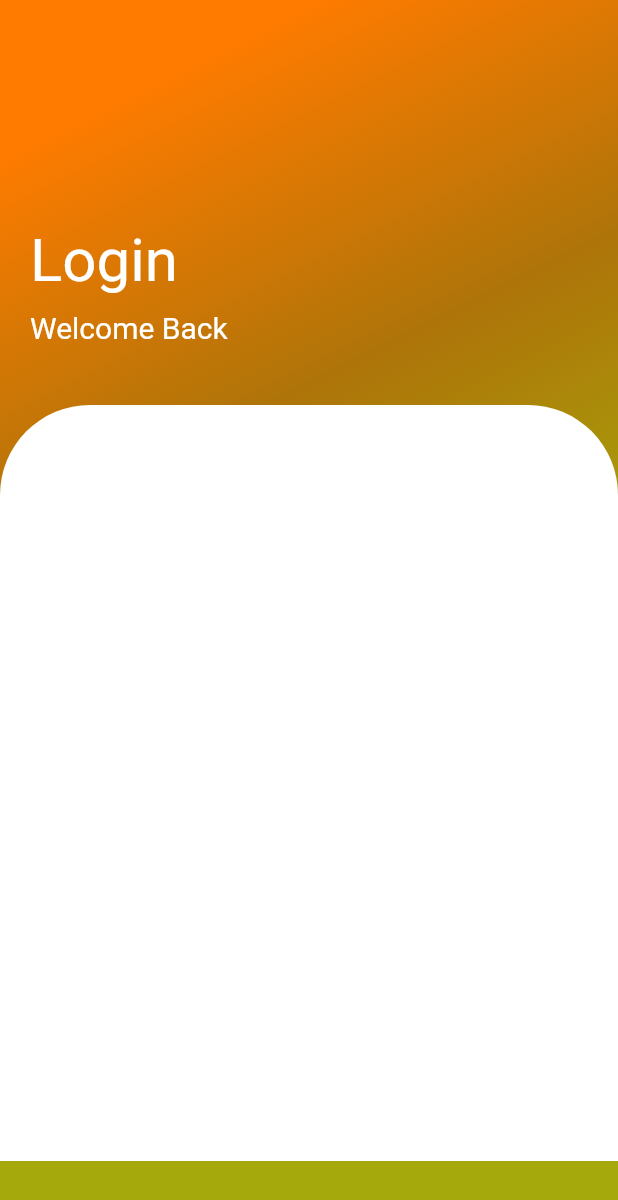
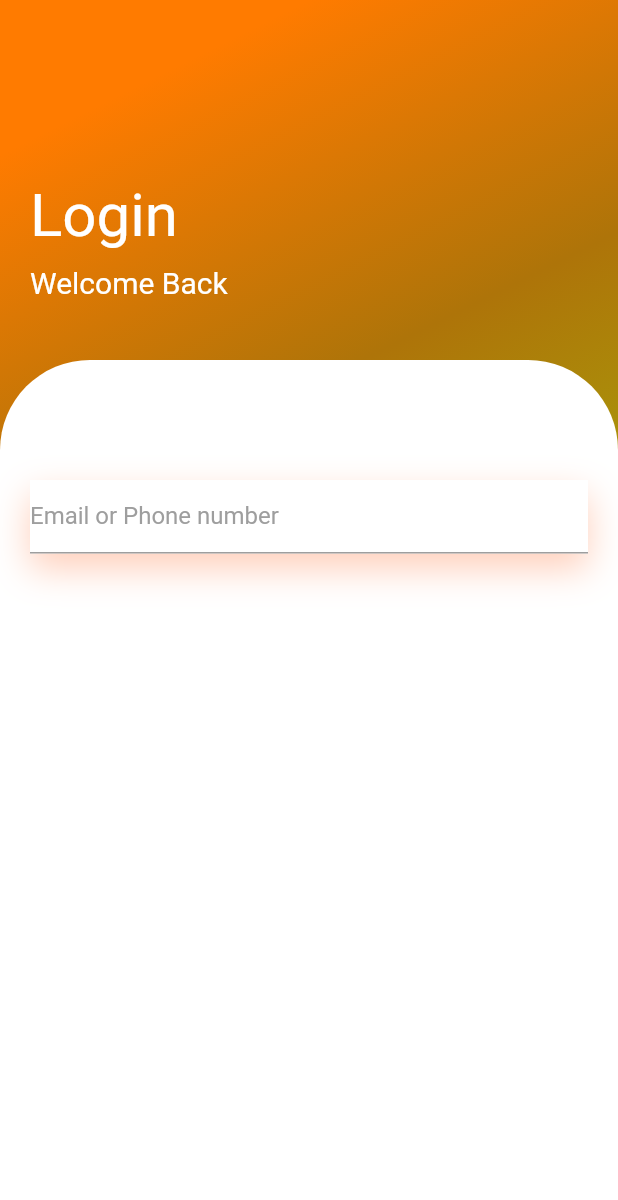
Before and after one commit to yokwejuste/FlutterProjects, a Flutter app: the screen it shows after launch, on a phone screen of 412 x 824 dp. Shown: the top 1200 px of the screen. Run offline on Flutter 3.47's test engine with Material 2 defaults, Android fonts, the phone set to English and light mode, and no system bars; our stand-ins replace google_fonts.

Commit message:
finished with the email field

```diff
--- a/testapp/lib/home.dart
+++ b/testapp/lib/home.dart
@@ -7,7 +7,9 @@ class HomePage extends StatelessWidget {
   Widget build(BuildContext context) {
     return Scaffold(
       body: Container(
-        padding: const EdgeInsets.symmetric(vertical: 50),
+        padding: const EdgeInsets.only(
+          top: 20,
+        ),
         width: double.infinity,
         decoration: const BoxDecoration(
           gradient: LinearGradient(
@@ -52,12 +54,39 @@ class HomePage extends StatelessWidget {
                   padding: const EdgeInsets.all(20),
                   child: Column(
                     children: <Widget>[
+                      const SizedBox(
+                        height: 60,
+                      ),
                       Container(
                         decoration: const BoxDecoration(
                           color: Colors.white,
                           boxShadow: [
                             BoxShadow(
                               color: Color.fromRGBO(255, 95, 27, 0.3),
+                              blurRadius: 20,
+                              offset: Offset(0, 10),
+                            ),
+                          ],
+                        ),
+                        child: Column(
+                          children: <Widget>[
+                            Container(
+                              decoration: const BoxDecoration(
+                                border: Border(
+                                  bottom: BorderSide(
+                                    color: Colors.grey,
+                                  ),
+                                ),
+                              ),
+                              child: const TextField(
+                                decoration: InputDecoration(
+                                  hintText: "Email or Phone number",
+                                  hintStyle: TextStyle(
+                                    color: Colors.grey,
+                                  ),
+                                  border: InputBorder.none,
+                                ),
+                              ),
                             ),
                           ],
                         ),
```
